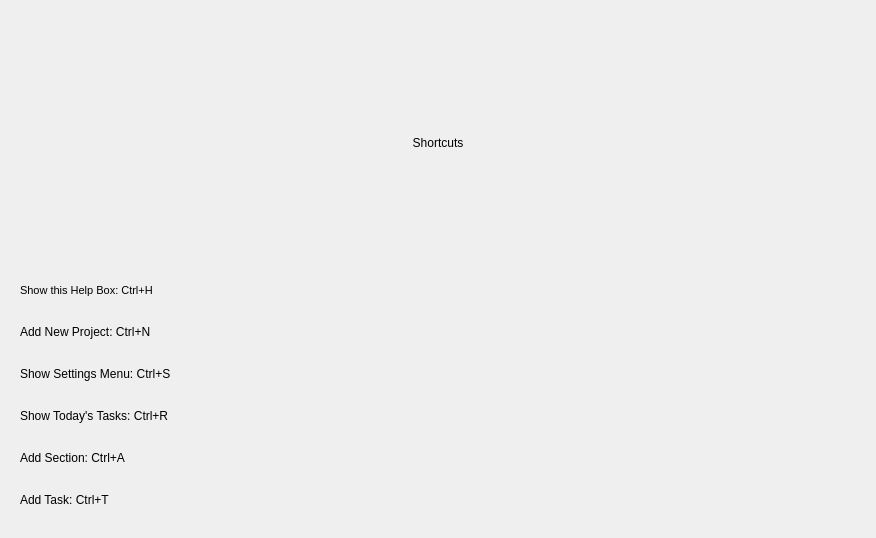
The window that Codebase/GUI/UI_Files/HelpWidget.ui (Mulukulum/Amberia) describes before a commit, drawn with Qt 5.
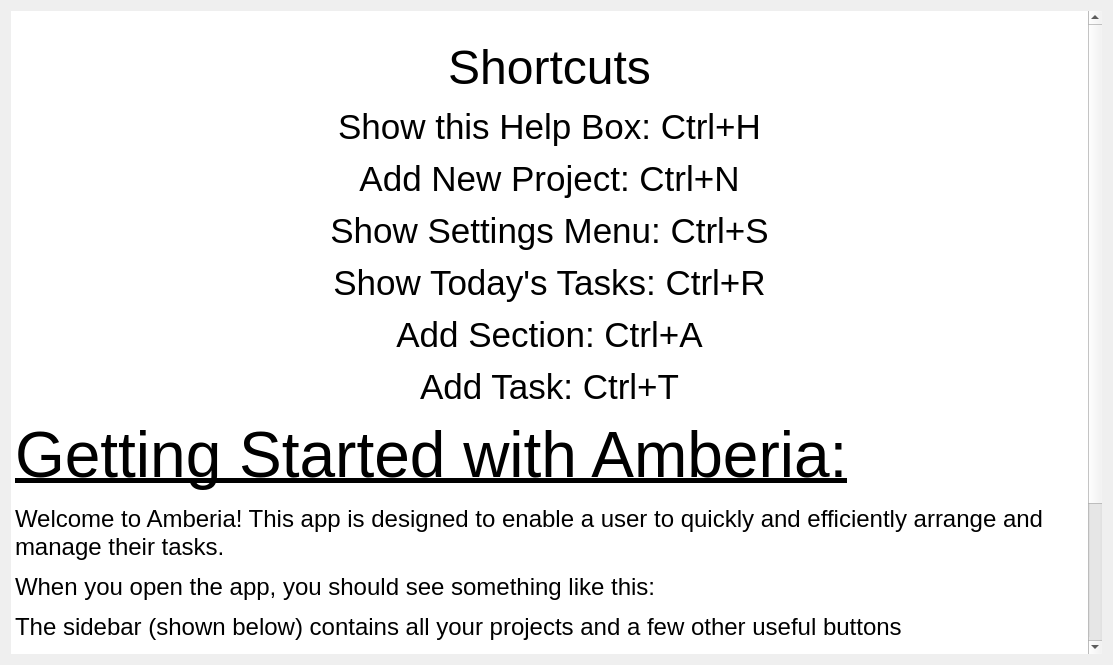
The same window after the commit. Icons and pictures are not drawn.

Commit message: Added Help Window

```diff
--- a/Codebase/GUI/UI_Files/HelpWidget.ui
+++ b/Codebase/GUI/UI_Files/HelpWidget.ui
@@ -6,8 +6,8 @@
    <rect>
     <x>0</x>
     <y>0</y>
-    <width>876</width>
-    <height>538</height>
+    <width>1113</width>
+    <height>665</height>
    </rect>
   </property>
   <property name="windowTitle">
@@ -15,95 +15,43 @@
   </property>
   <layout class="QVBoxLayout" name="verticalLayout_2">
    <item>
-    <widget class="QScrollArea" name="scrollArea">
-     <property name="enabled">
-      <bool>true</bool>
-     </property>
-     <property name="focusPolicy">
-      <enum>Qt::StrongFocus</enum>
-     </property>
-     <property name="contextMenuPolicy">
-      <enum>Qt::DefaultContextMenu</enum>
-     </property>
+    <widget class="QTextEdit" name="textEdit">
      <property name="frameShape">
       <enum>QFrame::NoFrame</enum>
      </property>
-     <property name="widgetResizable">
+     <property name="verticalScrollBarPolicy">
+      <enum>Qt::ScrollBarAsNeeded</enum>
+     </property>
+     <property name="readOnly">
       <bool>true</bool>
      </property>
-     <widget class="QWidget" name="scrollAreaWidgetContents">
-      <property name="geometry">
-       <rect>
-        <x>0</x>
-        <y>0</y>
-        <width>858</width>
-        <height>520</height>
-       </rect>
-      </property>
-      <layout class="QVBoxLayout" name="verticalLayout">
-       <item>
-        <widget class="QLabel" name="ShortcutsLabel">
-         <property name="text">
-          <string>Shortcuts</string>
-         </property>
-         <property name="alignment">
-          <set>Qt::AlignCenter</set>
-         </property>
-        </widget>
-       </item>
-       <item>
-        <layout class="QVBoxLayout" name="ShortcutListVLayout">
-         <item>
-          <widget class="QLabel" name="HelpBox">
-           <property name="font">
-            <font>
-             <pointsize>8</pointsize>
-            </font>
-           </property>
-           <property name="text">
-            <string>Show this Help Box: Ctrl+H</string>
-           </property>
-          </widget>
-         </item>
-         <item>
-          <widget class="QLabel" name="NewProj">
-           <property name="text">
-            <string>Add New Project: Ctrl+N</string>
-           </property>
-          </widget>
-         </item>
-         <item>
-          <widget class="QLabel" name="SettingsMenu">
-           <property name="text">
-            <string>Show Settings Menu: Ctrl+S</string>
-           </property>
-          </widget>
-         </item>
-         <item>
-          <widget class="QLabel" name="ShowTodaysTasks">
-           <property name="text">
-            <string>Show Today's Tasks: Ctrl+R</string>
-           </property>
-          </widget>
-         </item>
-         <item>
-          <widget class="QLabel" name="AddSection">
-           <property name="text">
-            <string>Add Section: Ctrl+A</string>
-           </property>
-          </widget>
-         </item>
-         <item>
-          <widget class="QLabel" name="AddTask">
-           <property name="text">
-            <string>Add Task: Ctrl+T</string>
-           </property>
-          </widget>
-         </item>
-        </layout>
-       </item>
-      </layout>
-     </widget>
+     <property name="html">
+      <string>&lt;!DOCTYPE HTML PUBLIC &quot;-//W3C//DTD HTML 4.0//EN&quot; &quot;http://www.w3.org/TR/REC-html40/strict.dtd&quot;&gt;
+&lt;html&gt;&lt;head&gt;&lt;meta name=&quot;qrichtext&quot; content=&quot;1&quot; /&gt;&lt;style type=&quot;text/css&quot;&gt;
+p, li { white-space: pre-wrap; }
+&lt;/style&gt;&lt;/head&gt;&lt;body style=&quot; font-family:'MS Shell Dlg 2'; font-size:8pt; font-weight:400; font-style:normal;&quot;&gt;
+&lt;p style=&quot;-qt-paragraph-type:empty; margin-top:12px; margin-bottom:12px; margin-left:0px; margin-right:0px; -qt-block-indent:0; text-indent:0px;&quot;&gt;&lt;br /&gt;&lt;/p&gt;
+&lt;p align=&quot;center&quot; style=&quot; margin-top:12px; margin-bottom:12px; margin-left:0px; margin-right:0px; -qt-block-indent:0; text-indent:0px;&quot;&gt;&lt;span style=&quot; font-size:36pt;&quot;&gt;Shortcuts&lt;/span&gt;&lt;/p&gt;
+&lt;p align=&quot;center&quot; style=&quot; margin-top:12px; margin-bottom:12px; margin-left:0px; margin-right:0px; -qt-block-indent:0; text-indent:0px;&quot;&gt;&lt;span style=&quot; font-size:26pt;&quot;&gt;Show this Help Box: Ctrl+H&lt;/span&gt;&lt;/p&gt;
+&lt;p align=&quot;center&quot; style=&quot; margin-top:12px; margin-bottom:12px; margin-left:0px; margin-right:0px; -qt-block-indent:0; text-indent:0px;&quot;&gt;&lt;span style=&quot; font-size:26pt;&quot;&gt;Add New Project: Ctrl+N&lt;/span&gt;&lt;/p&gt;
+&lt;p align=&quot;center&quot; style=&quot; margin-top:12px; margin-bottom:12px; margin-left:0px; margin-right:0px; -qt-block-indent:0; text-indent:0px;&quot;&gt;&lt;span style=&quot; font-size:26pt;&quot;&gt;Show Settings Menu: Ctrl+S&lt;/span&gt;&lt;/p&gt;
+&lt;p align=&quot;center&quot; style=&quot; margin-top:12px; margin-bottom:12px; margin-left:0px; margin-right:0px; -qt-block-indent:0; text-indent:0px;&quot;&gt;&lt;span style=&quot; font-size:26pt;&quot;&gt;Show Today's Tasks: Ctrl+R&lt;/span&gt;&lt;/p&gt;
+&lt;p align=&quot;center&quot; style=&quot; margin-top:12px; margin-bottom:12px; margin-left:0px; margin-right:0px; -qt-block-indent:0; text-indent:0px;&quot;&gt;&lt;span style=&quot; font-size:26pt;&quot;&gt;Add Section: Ctrl+A&lt;/span&gt;&lt;/p&gt;
+&lt;p align=&quot;center&quot; style=&quot; margin-top:12px; margin-bottom:12px; margin-left:0px; margin-right:0px; -qt-block-indent:0; text-indent:0px;&quot;&gt;&lt;span style=&quot; font-size:26pt;&quot;&gt;Add Task: Ctrl+T&lt;/span&gt;&lt;/p&gt;
+&lt;p style=&quot; margin-top:12px; margin-bottom:12px; margin-left:0px; margin-right:0px; -qt-block-indent:0; text-indent:0px;&quot;&gt;&lt;span style=&quot; font-size:48pt; text-decoration: underline;&quot;&gt;Getting Started with Amberia:&lt;/span&gt;&lt;/p&gt;
+&lt;p style=&quot; margin-top:12px; margin-bottom:12px; margin-left:0px; margin-right:0px; -qt-block-indent:0; text-indent:0px;&quot;&gt;&lt;span style=&quot; font-size:18pt;&quot;&gt;Welcome to Amberia! This app is designed to enable a user to quickly and efficiently arrange and manage their tasks. &lt;/span&gt;&lt;/p&gt;
+&lt;p style=&quot; margin-top:12px; margin-bottom:12px; margin-left:0px; margin-right:0px; -qt-block-indent:0; text-indent:0px;&quot;&gt;&lt;span style=&quot; font-size:18pt;&quot;&gt;When you open the app, you should see something like this:&lt;/span&gt;&lt;/p&gt;
+&lt;p style=&quot; margin-top:12px; margin-bottom:12px; margin-left:0px; margin-right:0px; -qt-block-indent:0; text-indent:0px;&quot;&gt;&lt;img src=&quot;:/Images/Main UI.png&quot; /&gt;&lt;/p&gt;
+&lt;p style=&quot; margin-top:12px; margin-bottom:12px; margin-left:0px; margin-right:0px; -qt-block-indent:0; text-indent:0px;&quot;&gt;&lt;span style=&quot; font-size:18pt;&quot;&gt;The sidebar (shown below) contains all your projects and a few other useful buttons&lt;/span&gt;&lt;/p&gt;
+&lt;p align=&quot;justify&quot; style=&quot; margin-top:12px; margin-bottom:12px; margin-left:0px; margin-right:0px; -qt-block-indent:0; text-indent:0px;&quot;&gt;&lt;img src=&quot;:/Images/Sidebar.png&quot; /&gt; &lt;span style=&quot; font-size:20pt;&quot;&gt; &lt;/span&gt;&lt;/p&gt;
+&lt;p style=&quot; margin-top:12px; margin-bottom:12px; margin-left:0px; margin-right:0px; -qt-block-indent:0; text-indent:0px;&quot;&gt;&lt;span style=&quot; font-size:12pt;&quot;&gt;The settings button opens a settings menu where you can choose themes, change colors and customize your experience&lt;/span&gt;&lt;/p&gt;
+&lt;p style=&quot; margin-top:12px; margin-bottom:12px; margin-left:0px; margin-right:0px; -qt-block-indent:0; text-indent:0px;&quot;&gt;&lt;span style=&quot; font-size:12pt;&quot;&gt;The Today's Tasks button shows you the tasks that are due today. Clicking on a project will take you to that particular project&lt;br /&gt;&lt;/span&gt;&lt;/p&gt;
+&lt;p style=&quot; margin-top:12px; margin-bottom:12px; margin-left:0px; margin-right:0px; -qt-block-indent:0; text-indent:0px;&quot;&gt;&lt;br /&gt;&lt;/p&gt;
+&lt;p style=&quot; margin-top:12px; margin-bottom:12px; margin-left:0px; margin-right:0px; -qt-block-indent:0; text-indent:0px;&quot;&gt;&lt;br /&gt;&lt;/p&gt;&lt;/body&gt;&lt;/html&gt;</string>
+     </property>
+     <property name="textInteractionFlags">
+      <set>Qt::LinksAccessibleByKeyboard|Qt::LinksAccessibleByMouse</set>
+     </property>
     </widget>
    </item>
   </layout>
```
Left out of the diff: 2 changed lines with no effect on the pictures. The commit also changes 7 other files.
